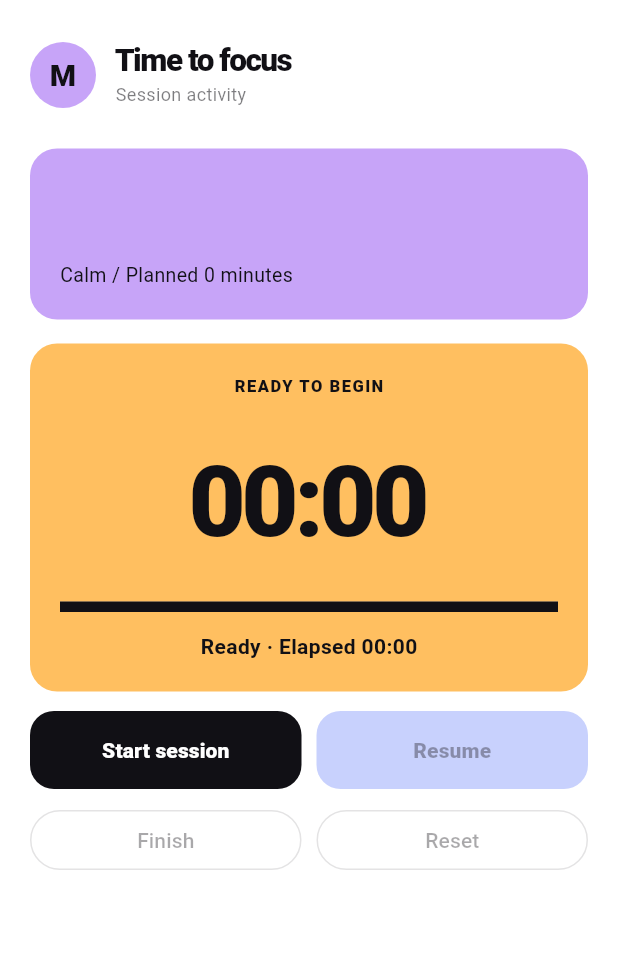
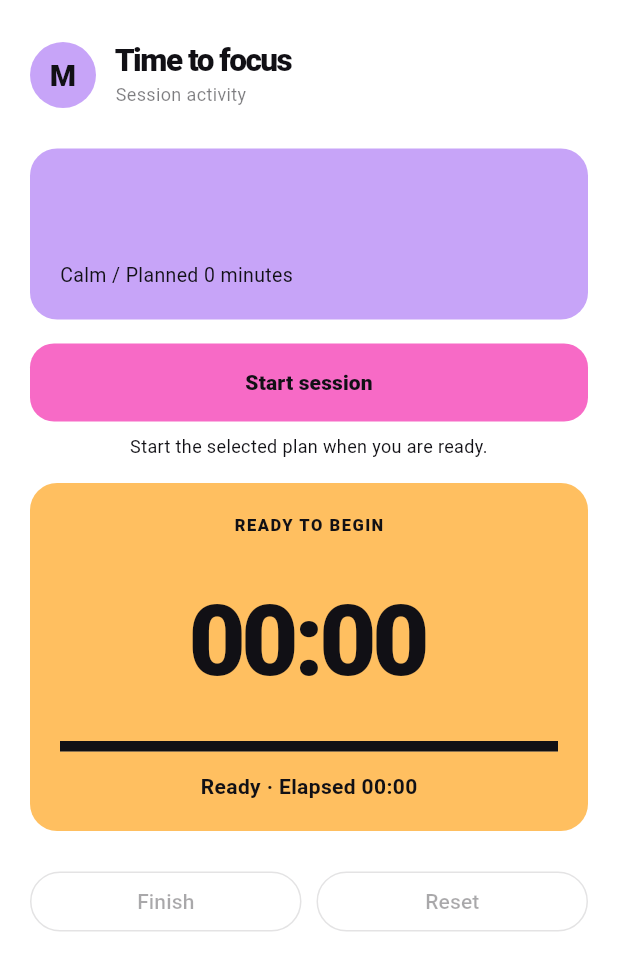
Before and after one commit to ozemoya/project1-adaptive-focus-studio, a Flutter app: the FocusScreen widget shown alone on an empty page, opened directly with empty values, on a phone screen of 412 x 824 dp. Shown: the top 971 px of the screen. Run offline on Flutter 3.47's test engine with Material 3 defaults, Android fonts, the phone set to English and light mode, and no system bars; our stand-ins replace shared_preferences, sqflite, sqflite_common_ffi; accounts and stored records are empty.

Commit message:
Make the focus session start action easy to find

```diff
--- a/app/lib/focus_screen.dart
+++ b/app/lib/focus_screen.dart
@@ -224,6 +224,16 @@ class _FocusScreenState extends State<FocusScreen> {
           ),
         ),
         const SizedBox(height: 16),
+        if (!_started) ...[
+          StudioButton(label: 'Start session', onPressed: _start, color: pink),
+          const SizedBox(height: 8),
+          const Text(
+            'Start the selected plan when you are ready.',
+            textAlign: TextAlign.center,
+            style: TextStyle(color: ink, fontSize: 12),
+          ),
+          const SizedBox(height: 16),
+        ],
         StudioCard(
           color: orange,
           child: Column(
@@ -274,27 +284,12 @@ class _FocusScreenState extends State<FocusScreen> {
           ),
         ),
         const SizedBox(height: 13),
-        Row(
-          children: [
-            Expanded(
-              child: StudioButton(
-                color: ink,
-                label: 'Start session',
-                onPressed: _started ? null : _start,
-              ),
-            ),
-            const SizedBox(width: 10),
-            Expanded(
-              child: StudioButton(
-                color: periwinkle,
-                label: _running ? 'Pause' : 'Resume',
-                onPressed: _started && !_completed
-                    ? (_running ? _pause : _start)
-                    : null,
-              ),
-            ),
-          ],
-        ),
+        if (_started)
+          StudioButton(
+            color: periwinkle,
+            label: _running ? 'Pause' : 'Resume',
+            onPressed: !_completed ? (_running ? _pause : _start) : null,
+          ),
         const SizedBox(height: 10),
         Row(
           children: [
```
Also changed, not shown: 3 other files.
